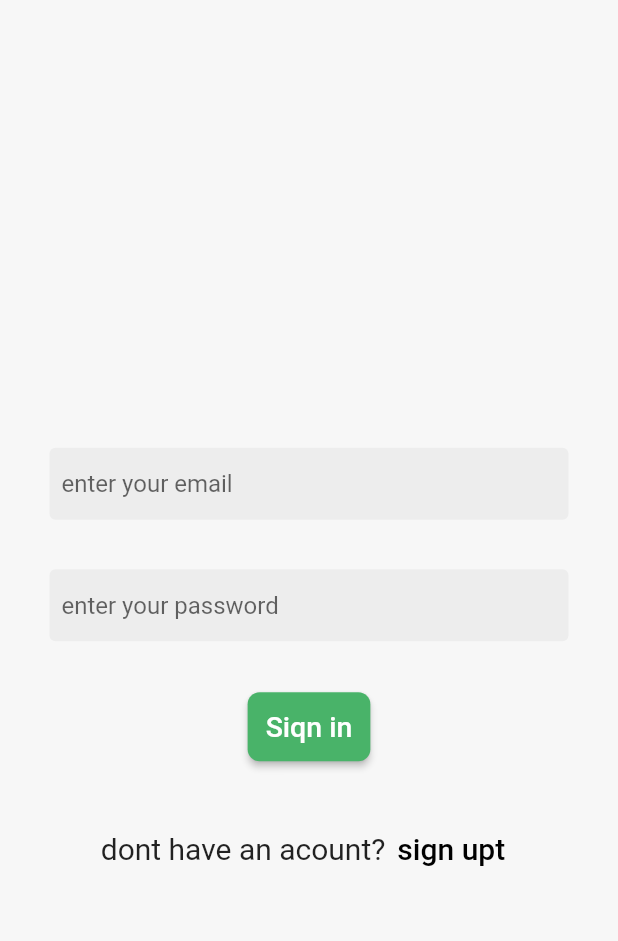
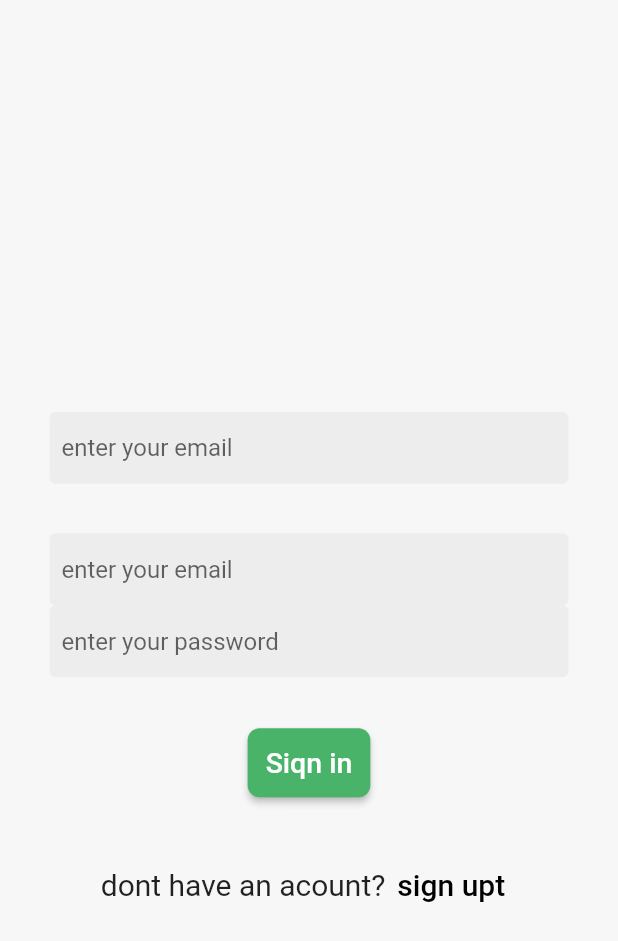
Before and after one commit to AyaEidAttya/E-commerce-app, a Flutter app: the screen it shows after launch, on a phone screen of 412 x 824 dp. Shown: the top 941 px of the screen. Run offline on Flutter 3.47's test engine with Material 2 defaults, Android fonts, the light colour scheme and no system bars.

Commit message:
add text field

```diff
--- a/lib/pages/register.dart
+++ b/lib/pages/register.dart
@@ -33,6 +33,13 @@
 
                 const SizedBox(
                   height: 33,
+                ),
+
+                 TextField(
+                  keyboardType: TextInputType.emailAddress,
+                  obscureText: false,
+                  decoration:
+                      decorationtextfield.copyWith(hintText: "enter your email"),
                 ),
                 TextField(
                   keyboardType: TextInputType.text,
```
